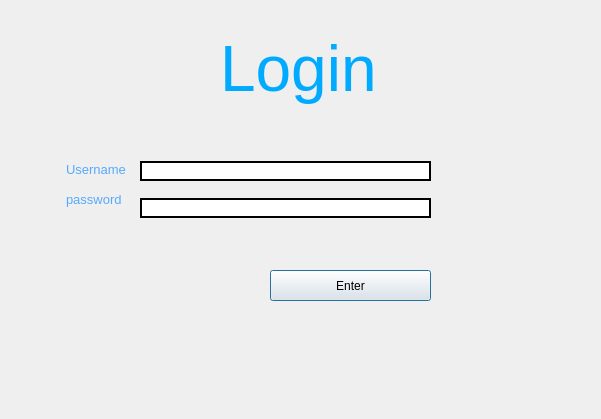
The window that devwindow.ui (LiamJohns/testing106) describes before a commit, drawn with Qt 5.
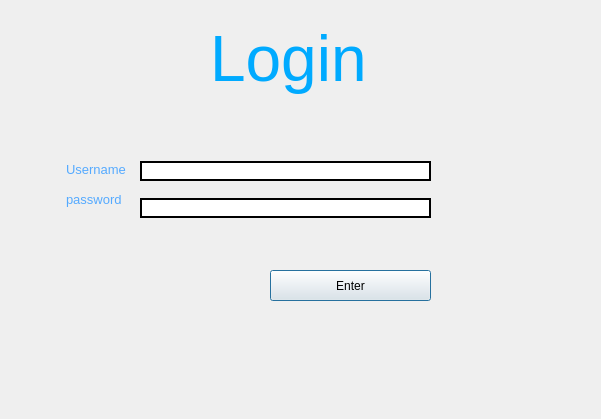
The same window after the commit.

What changed in the file:
```diff
--- a/devwindow.ui
+++ b/devwindow.ui
@@ -16,8 +16,8 @@
   <widget class="QLabel" name="label">
    <property name="geometry">
     <rect>
-     <x>220</x>
-     <y>30</y>
+     <x>210</x>
+     <y>20</y>
      <width>171</width>
      <height>81</height>
     </rect>
```
